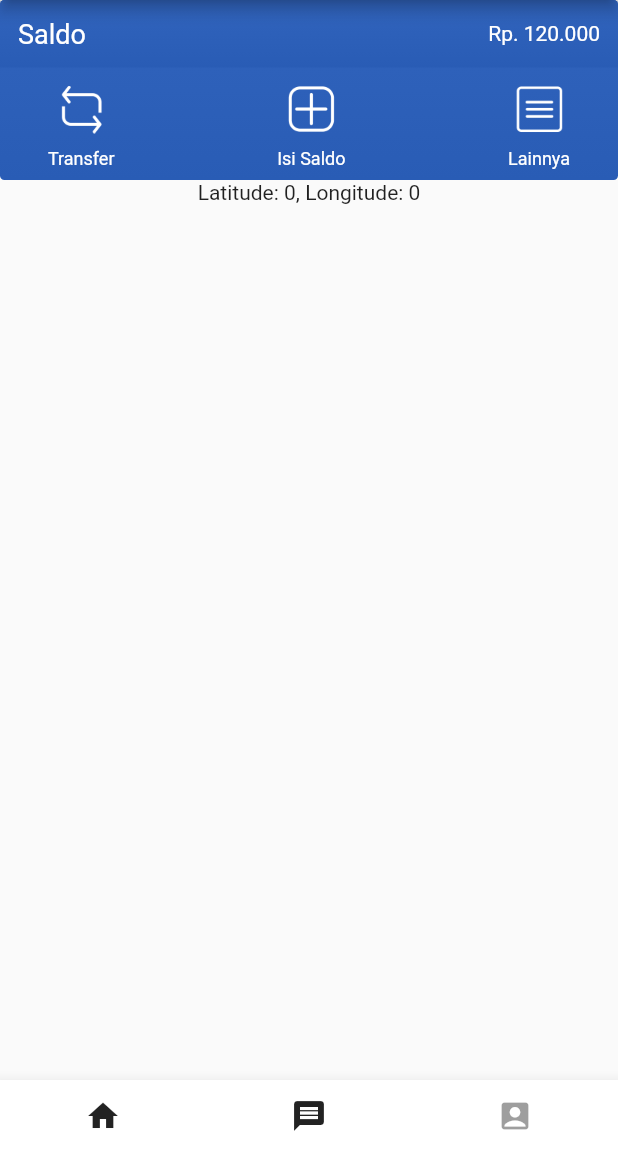
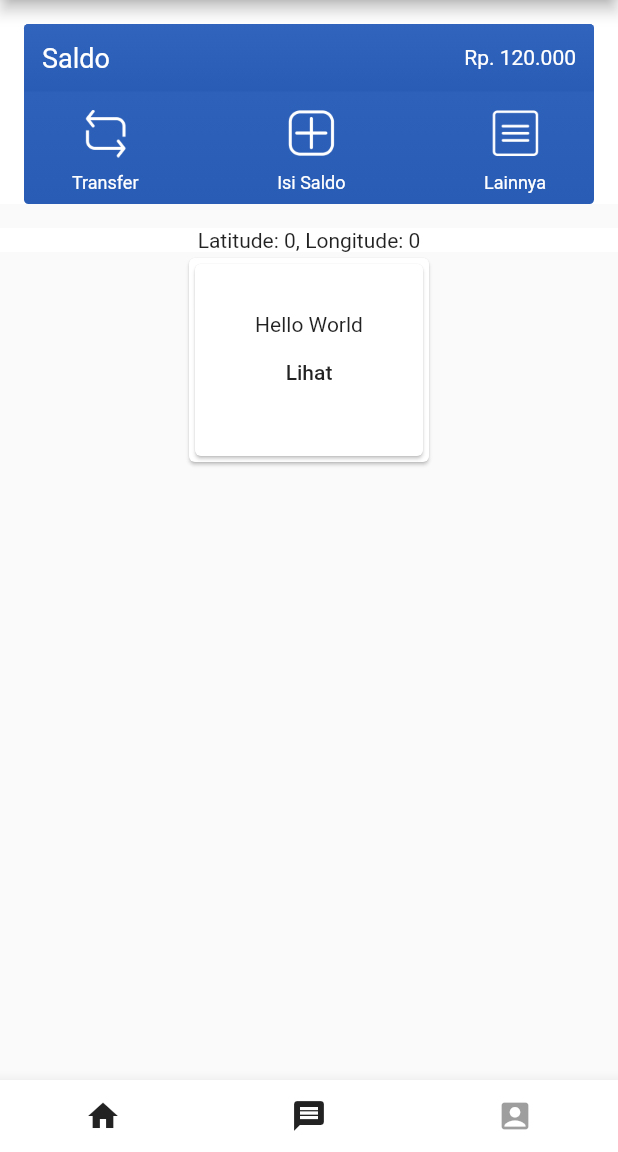
Before and after one commit to muhamadanjar/UTDriver, a Flutter app: the HomeScreen screen opened by its route, on a phone screen of 412 x 824 dp, the part 84-1236 px from its top. Run offline on Flutter 3.47's test engine with Material 2 defaults, Android fonts, the phone set to English and light mode, and no system bars; our stand-ins replace geolocator, google_maps_flutter, local_auth, native_widgets, shared_preferences, sqflite; missing offline and left inert: a package; accounts and stored records are empty; Roboto replaces fonts that are missing (NeoSansBold).

```diff
--- a/lib/main.dart
+++ b/lib/main.dart
@@ -1,5 +1,6 @@
 import 'package:flutter/material.dart';
 import 'package:ut_driver_app/routes.dart';
+import 'package:ut_driver_app/screens/home/splash_screen.dart';
 void main() => runApp(MyApp());
 
 class MyApp extends StatelessWidget {
--- a/lib/routes.dart
+++ b/lib/routes.dart
@@ -1,11 +1,13 @@
 import 'package:flutter/material.dart';
 import 'package:ut_driver_app/screens/home/home_screen.dart';
+import 'package:ut_driver_app/screens/home/splash_screen.dart';
 import 'package:ut_driver_app/screens/login/login_screen.dart';
-
+import 'package:ut_driver_app/screens/home/map_screen.dart';
 final routes = {
+  '/map':         (BuildContext context) => new MapScreen(),
   '/login':         (BuildContext context) => new LoginScreen(),
   '/home':         (BuildContext context) => new HomeScreen(),
-  '/' :          (BuildContext context) => new LoginScreen(),
+  '/' :          (BuildContext context) => new SplashScreen(),
 };
 class Mynav {
   static void goToHome(BuildContext context) {
@@ -13,6 +15,10 @@ class Mynav {
   }
 
   static void goToIntro(BuildContext context) {
-    Navigator.pushNamed(context, "/");
+    Navigator.pushReplacementNamed(context, "/login");
+  }
+
+  static void goToMap(BuildContext context){
+    Navigator.pushNamed(context, '/map');
   }
 }
--- a/lib/screens/home/home_screen.dart
+++ b/lib/screens/home/home_screen.dart
@@ -4,6 +4,7 @@ import 'dart:async';
 import 'package:google_maps_flutter/google_maps_flutter.dart';
 import 'package:ut_driver_app/data/rest_ds.dart';
 import 'package:ut_driver_app/utils/network_util.dart';
+import 'package:ut_driver_app/routes.dart';
 class HomeScreen extends StatefulWidget {
   @override
 
@@ -93,23 +94,32 @@ class HomeScreenState extends State<HomeScreen>{
         ],
       ),
 
-      body:Column(
+      body:
+      Container(
+        child:ListView(
           children: <Widget>[
             Container(
-            child: _buildGopayMenu()
+              padding: EdgeInsets.only(left: 16.0, right: 16.0, top: 16.0),
+              color: Colors.white,
+              child: Column(
+                children:<Widget>[_buildGopayMenu()],
+              )
             ),
             Container(
+              color: Colors.white,
+              margin: EdgeInsets.only(top: 16.0),
               child: Center(
                 child: Text('Latitude: ${_position != null ? _position.latitude.toString() : '0'}, Longitude: ${_position != null ? _position.longitude.toString() : '0'}'),
               ),
+            ),
+            Container(
+              child: _buildJob(),
             )
-          // Center(
-          //     child: Text('Latitude: ${_position != null ? _position.latitude.toString() : '0'},'
-          //       ' Longitude: ${_position != null ? _position.longitude.toString() : '0'}')
-
           ],
+        )
       ),
       bottomNavigationBar:_bottomAppbar()
+
     );
 
   }
@@ -123,7 +133,8 @@ class HomeScreenState extends State<HomeScreen>{
               end: Alignment.bottomCenter,
               colors: [const Color(0xff3164bd), const Color(0xff295cb5)],
             ),
-            borderRadius: new BorderRadius.all(new Radius.circular(3.0))),
+            borderRadius: new BorderRadius.all(new Radius.circular(3.0))
+        ),
         child: new Column(
           children: <Widget>[
             new Container(
@@ -222,7 +233,38 @@ class HomeScreenState extends State<HomeScreen>{
           ],
         ));
   }
+  Widget _buildJob(){
 
+    return Container(
+      child: Column(
+
+        children: <Widget>[
+          Card(
+            child: Column(
+              mainAxisSize: MainAxisSize.min,
+              children: <Widget>[
+                Card(
+                  child: Container(
+                    padding: new EdgeInsets.all(32.0),
+                    child: new Column(
+                      children: <Widget>[
+                        new Text('Hello World'),
+                        new FlatButton(
+                          child: Text('Lihat'),
+                          onPressed: () => Mynav.goToMap(context),
+                        )
+                      ],
+                    ),
+                  ),
+                )
+              ],
+            ),
+          ),
+
+        ],
+    )
+    );
+  }
   Widget _bottomAppbar(){
     return new BottomAppBar(
       child: new Row(
--- a/lib/screens/home/splash_screen.dart
+++ b/lib/screens/home/splash_screen.dart
@@ -22,7 +22,7 @@ class _SplashScreenState extends State<SplashScreen> {
         fit: StackFit.expand,
         children: <Widget>[
           Container(
-            decoration: BoxDecoration(color: Colors.redAccent),
+            decoration: BoxDecoration(color: Colors.blueGrey),
           ),
           Column(
             mainAxisAlignment: MainAxisAlignment.start,
@@ -38,7 +38,7 @@ class _SplashScreenState extends State<SplashScreen> {
                         radius: 50.0,
                         child: Icon(
                           Icons.shopping_cart,
-                          color: Colors.greenAccent,
+                          color: Colors.lightBlue,
                           size: 50.0,
                         ),
                       ),
```
Also changed, not shown: lib/screens/home/map_screen.dart (added, +36 -0 lines). Lines whose indentation alone changed are shown as unchanged.
